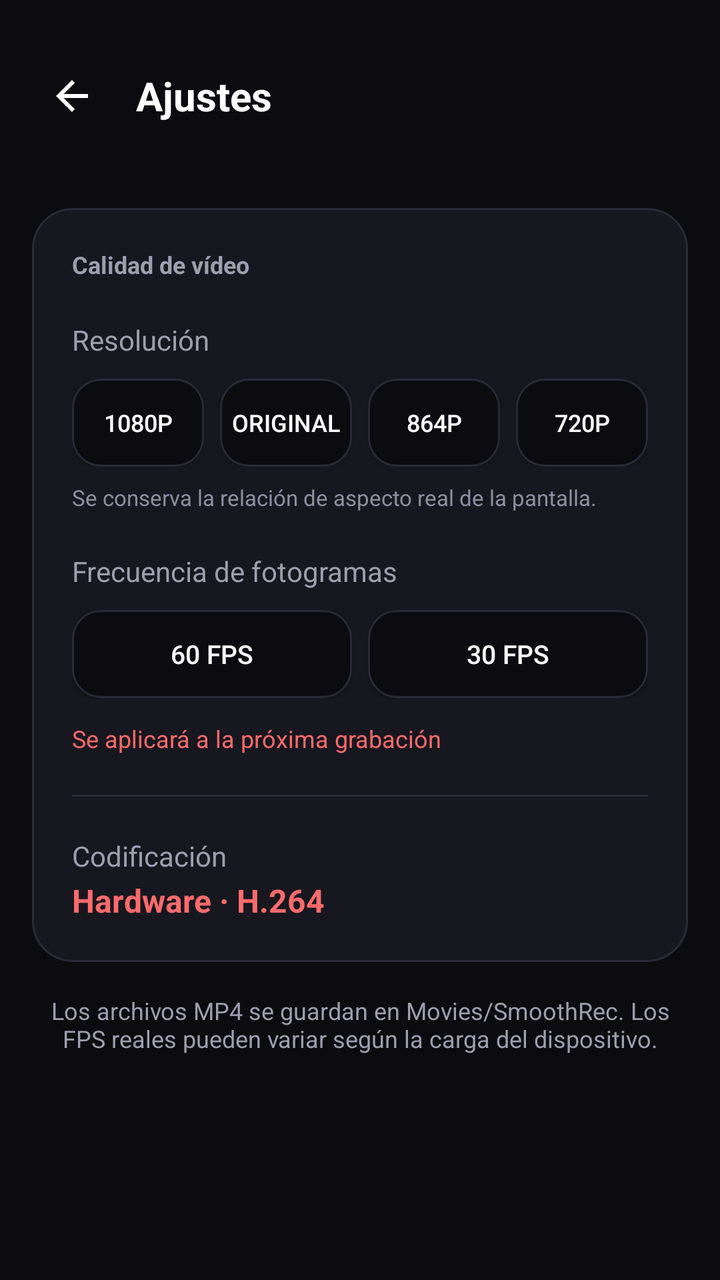
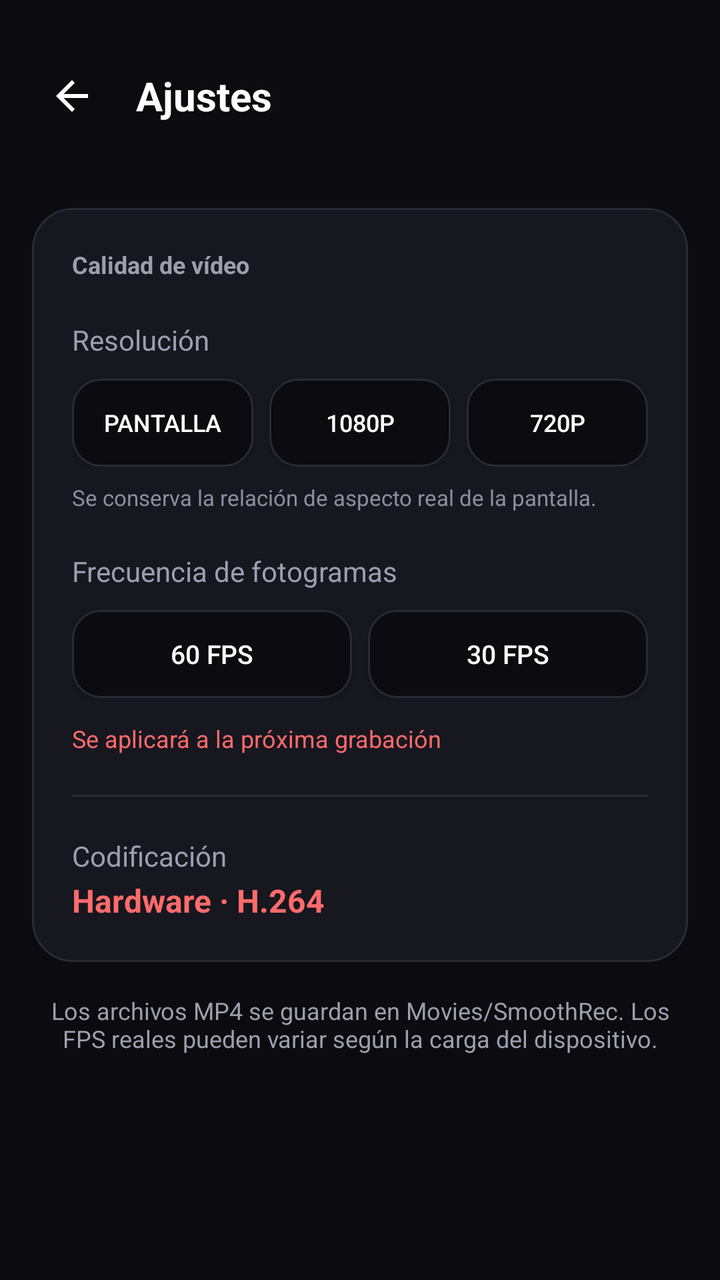

Screens rendered from an Android XML layout before and after an edit, with the pre-edit source and the edit as a unified diff.
<!-- AndroidManifest.xml: application theme Theme.SmoothRec -->
<!-- res/layout/activity_settings.xml -->
<?xml version="1.0" encoding="utf-8"?>
<LinearLayout xmlns:android="http://schemas.android.com/apk/res/android"
    android:layout_width="match_parent"
    android:layout_height="match_parent"
    android:background="@color/background"
    android:orientation="vertical">

    <LinearLayout
        android:layout_width="match_parent"
        android:layout_height="wrap_content"
        android:gravity="center_vertical"
        android:orientation="horizontal"
        android:paddingStart="12dp"
        android:paddingTop="24dp"
        android:paddingEnd="16dp"
        android:paddingBottom="16dp">

        <ImageButton
            android:id="@+id/backButton"
            android:layout_width="48dp"
            android:layout_height="48dp"
            android:background="?android:attr/selectableItemBackgroundBorderless"
            android:contentDescription="@string/back_description"
            android:padding="12dp"
            android:src="@drawable/ic_arrow_back" />

        <TextView
            android:layout_width="wrap_content"
            android:layout_height="wrap_content"
            android:layout_marginStart="8dp"
            android:text="@string/settings_title"
            android:textColor="@color/text_primary"
            android:textSize="20sp"
            android:textStyle="bold" />

    </LinearLayout>

    <ScrollView
        android:layout_width="match_parent"
        android:layout_height="0dp"
        android:layout_weight="1"
        android:clipToPadding="false"
        android:paddingBottom="24dp">

        <LinearLayout
            android:layout_width="match_parent"
            android:layout_height="wrap_content"
            android:orientation="vertical">

            <LinearLayout
                android:layout_width="match_parent"
                android:layout_height="wrap_content"
                android:layout_margin="16dp"
                android:background="@drawable/card_background"
                android:orientation="vertical"
                android:padding="20dp">

                <TextView
                    android:layout_width="wrap_content"
                    android:layout_height="wrap_content"
                    android:text="@string/settings_quality"
                    android:textColor="@color/text_secondary"
                    android:textSize="12sp"
                    android:textStyle="bold" />

                <TextView
                    android:layout_width="wrap_content"
                    android:layout_height="wrap_content"
                    android:layout_marginTop="20dp"
                    android:text="@string/settings_resolution"
                    android:textColor="@color/text_secondary"
                    android:textSize="14sp" />

                <LinearLayout
                    android:layout_width="match_parent"
                    android:layout_height="wrap_content"
                    android:layout_marginTop="10dp"
                    android:orientation="horizontal">

                    <Button
                        android:id="@+id/resolution1080Button"
                        android:layout_width="0dp"
                        android:layout_height="44dp"
                        android:layout_weight="1"
                        android:background="@drawable/chip_background"
                        android:insetTop="0dp"
                        android:insetBottom="0dp"
                        android:minWidth="0dp"
                        android:text="@string/resolution_1080p"
                        android:textColor="@color/text_primary"
                        android:textSize="12sp" />

                    <Button
                        android:id="@+id/resolutionOriginalButton"
                        android:layout_width="0dp"
                        android:layout_height="44dp"
                        android:layout_marginStart="8dp"
                        android:layout_weight="1"
                        android:background="@drawable/chip_background"
                        android:insetTop="0dp"
                        android:insetBottom="0dp"
                        android:minWidth="0dp"
                        android:text="@string/resolution_original"
                        android:textColor="@color/text_primary"
                        android:textSize="12sp" />

                    <Button
                        android:id="@+id/resolution864Button"
                        android:layout_width="0dp"
                        android:layout_height="44dp"
                        android:layout_marginStart="8dp"
                        android:layout_weight="1"
                        android:background="@drawable/chip_background"
                        android:insetTop="0dp"
                        android:insetBottom="0dp"
                        android:minWidth="0dp"
                        android:text="@string/resolution_864p"
                        android:textColor="@color/text_primary"
                        android:textSize="12sp" />

                    <Button
                        android:id="@+id/resolution720Button"
                        android:layout_width="0dp"
                        android:layout_height="44dp"
                        android:layout_marginStart="8dp"
                        android:layout_weight="1"
                        android:background="@drawable/chip_background"
                        android:insetTop="0dp"
                        android:insetBottom="0dp"
                        android:minWidth="0dp"
                        android:text="@string/resolution_720p"
                        android:textColor="@color/text_primary"
                        android:textSize="12sp" />

                </LinearLayout>

                <TextView
                    android:layout_width="wrap_content"
                    android:layout_height="wrap_content"
                    android:layout_marginTop="8dp"
                    android:text="@string/settings_resolution_hint"
                    android:textColor="@color/icon_muted"
                    android:textSize="11sp" />

                <TextView
                    android:layout_width="wrap_content"
                    android:layout_height="wrap_content"
                    android:layout_marginTop="20dp"
                    android:text="@string/settings_framerate"
                    android:textColor="@color/text_secondary"
                    android:textSize="14sp" />

                <LinearLayout
                    android:layout_width="match_parent"
                    android:layout_height="wrap_content"
                    android:layout_marginTop="10dp"
                    android:orientation="horizontal">

                    <Button
                        android:id="@+id/fps60Button"
                        android:layout_width="0dp"
                        android:layout_height="44dp"
                        android:layout_weight="1"
                        android:background="@drawable/chip_background"
                        android:insetTop="0dp"
                        android:insetBottom="0dp"
                        android:minWidth="0dp"
                        android:text="@string/fps_60"
                        android:textColor="@color/text_primary"
                        android:textSize="13sp" />

                    <Button
                        android:id="@+id/fps30Button"
                        android:layout_width="0dp"
                        android:layout_height="44dp"
                        android:layout_marginStart="8dp"
                        android:layout_weight="1"
                        android:background="@drawable/chip_background"
                        android:insetTop="0dp"
                        android:insetBottom="0dp"
                        android:minWidth="0dp"
                        android:text="@string/fps_30"
                        android:textColor="@color/text_primary"
                        android:textSize="13sp" />

                </LinearLayout>

                <TextView
                    android:id="@+id/appliedSummary"
                    android:layout_width="wrap_content"
                    android:layout_height="wrap_content"
                    android:layout_marginTop="12dp"
                    android:text="@string/settings_applied_summary"
                    android:textColor="@color/recording_accent"
                    android:textSize="12sp" />

                <View
                    android:layout_width="match_parent"
                    android:layout_height="1dp"
                    android:layout_marginTop="20dp"
                    android:background="@color/surface_border" />

                <TextView
                    android:layout_width="wrap_content"
                    android:layout_height="wrap_content"
                    android:layout_marginTop="20dp"
                    android:text="@string/settings_encoding"
                    android:textColor="@color/text_secondary"
                    android:textSize="14sp" />

                <TextView
                    android:layout_width="wrap_content"
                    android:layout_height="wrap_content"
                    android:layout_marginTop="2dp"
                    android:text="@string/settings_encoding_value"
                    android:textColor="@color/recording_accent"
                    android:textSize="16sp"
                    android:textStyle="bold" />

            </LinearLayout>

            <TextView
                android:layout_width="match_parent"
                android:layout_height="wrap_content"
                android:layout_marginStart="24dp"
                android:layout_marginEnd="24dp"
                android:gravity="center"
                android:text="@string/settings_note"
                android:textColor="@color/text_secondary"
                android:textSize="12sp" />

        </LinearLayout>

    </ScrollView>

</LinearLayout>
<!-- resources referenced by this layout -->
<resources>
  <color name="background">#FF0B0B10</color>
  <color name="icon_muted">#FF8E8EA0</color>
  <color name="recording_accent">#FFFF6B6B</color>
  <color name="surface_border">#FF2A2A36</color>
  <color name="text_primary">#FFFFFFFF</color>
  <color name="text_secondary">#FF9E9EAE</color>
  <!-- drawable card_background (drawable) -->
  <?xml version="1.0" encoding="utf-8"?>
  <shape xmlns:android="http://schemas.android.com/apk/res/android"
      android:shape="rectangle">
      <solid android:color="@color/surface" />
      <stroke
          android:width="1dp"
          android:color="@color/surface_border" />
      <corners android:radius="20dp" />
  </shape>
  <!-- drawable chip_background (drawable) -->
  <?xml version="1.0" encoding="utf-8"?>
  <shape xmlns:android="http://schemas.android.com/apk/res/android"
      android:shape="rectangle">
      <solid android:color="@color/background" />
      <stroke
          android:width="1dp"
          android:color="@color/surface_border" />
      <corners android:radius="14dp" />
  </shape>
  <!-- drawable ic_arrow_back (drawable) -->
  <?xml version="1.0" encoding="utf-8"?>
  <vector xmlns:android="http://schemas.android.com/apk/res/android"
      android:width="24dp"
      android:height="24dp"
      android:viewportWidth="24"
      android:viewportHeight="24">
      <path
          android:fillColor="@color/text_primary"
          android:pathData="M20,11H7.83l5.59,-5.59L12,4l-8,8 8,8 1.41,-1.41L7.83,13H20v-2z" />
  </vector>
  <string name="back_description">Volver</string>
  <string name="fps_30">30 FPS</string>
  <string name="fps_60">60 FPS</string>
  <string name="resolution_1080p">1080p</string>
  <string name="resolution_720p">720p</string>
  <string name="resolution_864p">864p</string>
  <string name="resolution_original">Original</string>
  <string name="settings_applied_summary">Se aplicará a la próxima grabación</string>
  <string name="settings_encoding">Codificación</string>
  <string name="settings_encoding_value">Hardware · H.264</string>
  <string name="settings_framerate">Frecuencia de fotogramas</string>
  <string name="settings_note">Los archivos MP4 se guardan en Movies/SmoothRec. Los FPS reales pueden variar según la carga del dispositivo.</string>
  <string name="settings_quality">Calidad de vídeo</string>
  <string name="settings_resolution">Resolución</string>
  <string name="settings_resolution_hint">Se conserva la relación de aspecto real de la pantalla.</string>
  <string name="settings_title">Ajustes</string>
  <style name="Theme.SmoothRec" parent="android:style/Theme.Material.NoActionBar">
          <item name="android:colorPrimary">@color/accent_start</item>
          <item name="android:colorAccent">@color/accent_start</item>
          <item name="android:windowBackground">@color/background</item>
          <item name="android:statusBarColor">@color/background</item>
          <item name="android:navigationBarColor">@color/background</item>
          <item name="android:windowLightStatusBar">false</item>
      </style>
  <color name="surface">#FF17171F</color>
  <color name="accent_start">#FF7C4DFF</color>
</resources>

<!-- the commit's change to res/layout/activity_settings.xml (unified diff, before → after) -->
@@ -78,43 +78,29 @@
                     android:orientation="horizontal">
 
                     <Button
+                        android:id="@+id/resolutionScreenButton"
+                        android:layout_width="0dp"
+                        android:layout_height="44dp"
+                        android:layout_weight="1"
+                        android:background="@drawable/chip_background"
+                        android:insetTop="0dp"
+                        android:insetBottom="0dp"
+                        android:minWidth="0dp"
+                        android:text="@string/resolution_screen"
+                        android:textColor="@color/text_primary"
+                        android:textSize="12sp" />
+
+                    <Button
                         android:id="@+id/resolution1080Button"
                         android:layout_width="0dp"
                         android:layout_height="44dp"
+                        android:layout_marginStart="8dp"
                         android:layout_weight="1"
                         android:background="@drawable/chip_background"
                         android:insetTop="0dp"
                         android:insetBottom="0dp"
                         android:minWidth="0dp"
                         android:text="@string/resolution_1080p"
-                        android:textColor="@color/text_primary"
-                        android:textSize="12sp" />
-
-                    <Button
-                        android:id="@+id/resolutionOriginalButton"
-                        android:layout_width="0dp"
-                        android:layout_height="44dp"
-                        android:layout_marginStart="8dp"
-                        android:layout_weight="1"
-                        android:background="@drawable/chip_background"
-                        android:insetTop="0dp"
-                        android:insetBottom="0dp"
-                        android:minWidth="0dp"
-                        android:text="@string/resolution_original"
-                        android:textColor="@color/text_primary"
-                        android:textSize="12sp" />
-
-                    <Button
-                        android:id="@+id/resolution864Button"
-                        android:layout_width="0dp"
-                        android:layout_height="44dp"
-                        android:layout_marginStart="8dp"
-                        android:layout_weight="1"
-                        android:background="@drawable/chip_background"
-                        android:insetTop="0dp"
-                        android:insetBottom="0dp"
-                        android:minWidth="0dp"
-                        android:text="@string/resolution_864p"
                         android:textColor="@color/text_primary"
                         android:textSize="12sp" />
 
<!-- resource entries referenced after the edit -->
@@ -40,10 +40,9 @@
   <string name="back_description">Volver</string>
   <string name="fps_30">30 FPS</string>
   <string name="fps_60">60 FPS</string>
-  <string name="resolution_1080p">1080p</string>
-  <string name="resolution_720p">720p</string>
-  <string name="resolution_864p">864p</string>
-  <string name="resolution_original">Original</string>
+  <string name="resolution_1080p">1080P</string>
+  <string name="resolution_720p">720P</string>
+  <string name="resolution_screen">Pantalla</string>
   <string name="settings_applied_summary">Se aplicará a la próxima grabación</string>
   <string name="settings_encoding">Codificación</string>
   <string name="settings_encoding_value">Hardware · H.264</string>
